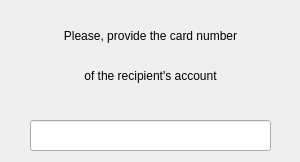
Before: the Qt Designer form client/client/gui/widgets/periodic_tr_subwidgets/step1.ui in eugeniashurko/ATM, drawn with Qt 5.
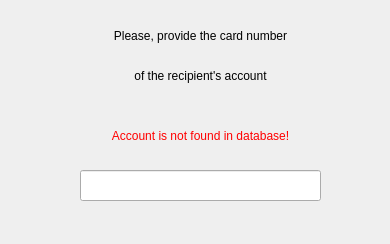
After: the same form once the commit is applied.

```diff
--- a/client/client/gui/widgets/periodic_tr_subwidgets/step1.ui
+++ b/client/client/gui/widgets/periodic_tr_subwidgets/step1.ui
@@ -6,8 +6,8 @@
    <rect>
     <x>0</x>
     <y>0</y>
-    <width>300</width>
-    <height>162</height>
+    <width>390</width>
+    <height>244</height>
    </rect>
   </property>
   <property name="windowTitle">
@@ -16,7 +16,7 @@
   <widget class="QLabel" name="label_2">
    <property name="geometry">
     <rect>
-     <x>30</x>
+     <x>80</x>
      <y>20</y>
      <width>241</width>
      <height>31</height>
@@ -32,17 +32,23 @@
   <widget class="QLineEdit" name="cardNumberInput">
    <property name="geometry">
     <rect>
-     <x>30</x>
-     <y>120</y>
+     <x>80</x>
+     <y>170</y>
      <width>241</width>
      <height>31</height>
     </rect>
    </property>
+   <property name="maxLength">
+    <number>16</number>
+   </property>
+   <property name="alignment">
+    <set>Qt::AlignCenter</set>
+   </property>
   </widget>
   <widget class="QLabel" name="label_3">
    <property name="geometry">
     <rect>
-     <x>30</x>
+     <x>80</x>
      <y>60</y>
      <width>241</width>
      <height>31</height>
@@ -55,6 +61,25 @@
     <set>Qt::AlignCenter</set>
    </property>
   </widget>
+  <widget class="QLabel" name="errorLabel">
+   <property name="geometry">
+    <rect>
+     <x>40</x>
+     <y>120</y>
+     <width>321</width>
+     <height>31</height>
+    </rect>
+   </property>
+   <property name="styleSheet">
+    <string notr="true">#errorLabel { color: red; }</string>
+   </property>
+   <property name="text">
+    <string>Account is not found in database!</string>
+   </property>
+   <property name="alignment">
+    <set>Qt::AlignCenter</set>
+   </property>
+  </widget>
  </widget>
  <resources/>
  <connections/>
```
